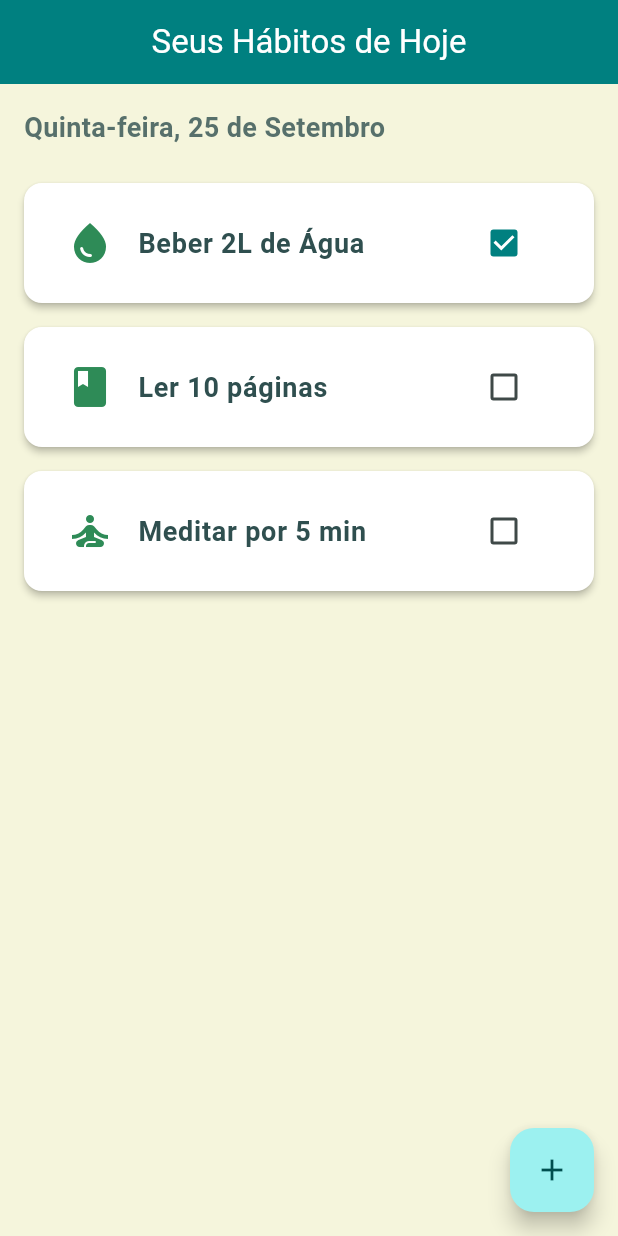
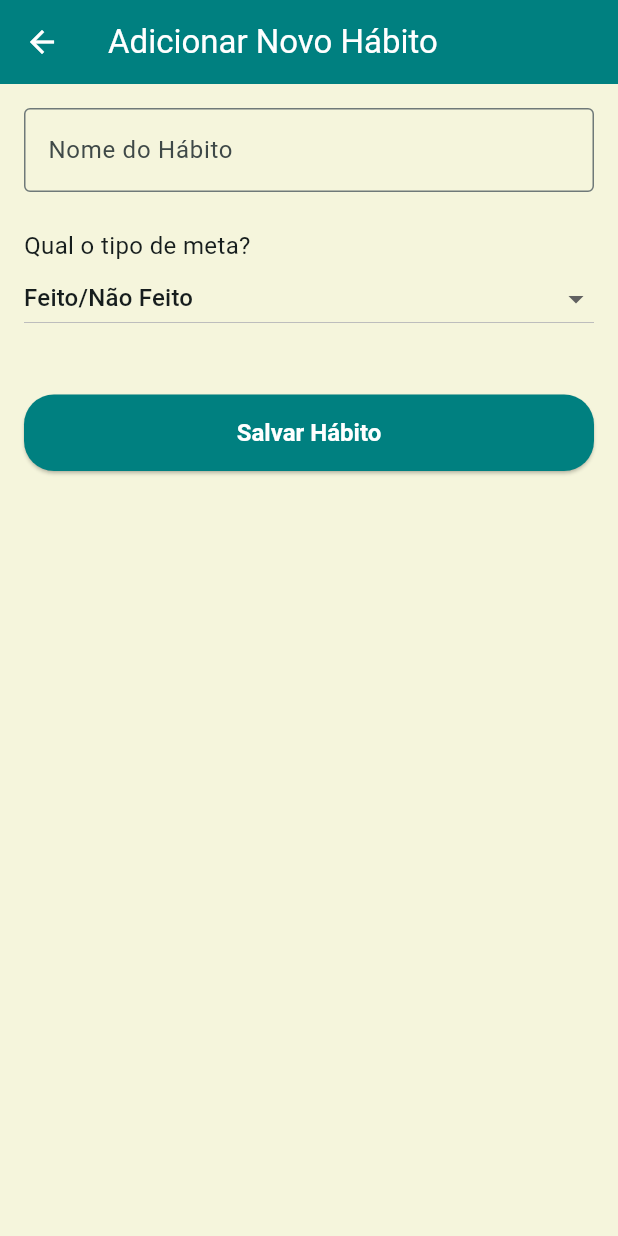
Before and after one commit to arielm11/habitflow, a Flutter app: the HomePage screen opened directly, after a tap on the "add" icon, on a phone screen of 412 x 824 dp. Run offline on Flutter 3.47's test engine with Material 3 defaults, Android fonts, the phone set to English and light mode, and no system bars; our stand-ins replace shared_preferences, smooth_page_indicator, sqflite; accounts and stored records are empty.

Commit message:
feat: Add Create & Read Habits
Adicionando a função de cadastrar hábitos no banco de dados local do dispositivo via SQLite e função de Listar os hábitos cadastrados no dispositivo.

```diff
--- a/lib/data/database/database_helper.dart
+++ b/lib/data/database/database_helper.dart
@@ -29,5 +29,30 @@ class DatabaseHelper {
         version: _databaseVersion, onCreate: _onCreate);
   }
 
-  //
+  // Criando Tabela
+  Future _onCreate(Database db, int version) async {
+    await db.execute('''
+      CREATE TABLE $tableHabitos (
+        id INTEGER PRIMARY KEY AUTOINCREMENT,
+        nome TEXT NOT NULL,
+        tipoMeta TEXT NOT NULL,
+        metaValor TEXT,
+        ativo INTEGER NOT NULL
+      )
+    ''');
+  }
+
+  // Métodos CRUD
+
+  // C - Create:  Inserir um novo hábito no banco de dados
+  Future<int> insertHabit(Map<String, dynamic> row) async {
+    Database db = await instance.database;
+    return await db.insert(tableHabitos, row);
+  }
+
+  // R - Read: Ler todos os habitos
+  Future<List<Map<String, dynamic>>> queryAllHabits() async {
+    Database db = await instance.database;
+    return await db.query(tableHabitos, orderBy: "id DESC");
+  }
 }
--- /dev/null
+++ b/lib/screens/add_habit_screen.dart
@@ -0,0 +1,115 @@
+// lib/screens/add_habit_screen.dart
+
+import 'package:flutter/material.dart';
+import 'package:habitflow/data/database/database_helper.dart';
+import 'package:habitflow/data/models/habito_model.dart';
+import 'package:habitflow/utils/app_colors.dart';
+
+class AddHabitScreen extends StatefulWidget {
+  const AddHabitScreen({super.key});
+
+  @override
+  State<AddHabitScreen> createState() => _AddHabitScreenState();
+}
+
+class _AddHabitScreenState extends State<AddHabitScreen> {
+  // Chave global para identificar e validar nosso formulário.
+  final _formKey = GlobalKey<FormState>();
+  // Controlador para o campo de texto do nome.
+  final _nameController = TextEditingController();
+
+  // Variável para guardar o tipo de meta selecionado.
+  // Começa com 'Feito/Não Feito' como padrão.
+  String _selectedGoalType = 'Feito/Não Feito';
+
+  // Função para salvar o hábito no banco de dados.
+  Future<void> _saveHabit() async {
+    // Primeiro, validamos o formulário. Se não for válido, não fazemos nada.
+    if (_formKey.currentState!.validate()) {
+      // Criamos um novo objeto Habito com os dados do formulário.
+      final newHabit = Habito(
+        nome: _nameController.text,
+        tipoMeta: _selectedGoalType,
+        ativo: true, // Todo novo hábito começa como ativo.
+      );
+
+      // Usamos nosso DatabaseHelper para inserir o hábito.
+      await DatabaseHelper.instance.insertHabit(newHabit.toMap());
+
+      // Se o widget ainda estiver na "árvore" de widgets (ou seja, a tela ainda existe),
+      // voltamos para a tela anterior.
+      if (mounted) {
+        Navigator.of(context).pop();
+      }
+    }
+  }
+
+  @override
+  Widget build(BuildContext context) {
+    return Scaffold(
+      appBar: AppBar(
+        title: const Text('Adicionar Novo Hábito'),
+      ),
+      body: Padding(
+        padding: const EdgeInsets.all(16.0),
+        child: Form(
+          key: _formKey,
+          child: Column(
+            crossAxisAlignment: CrossAxisAlignment.stretch,
+            children: [
+              // --- CAMPO DE TEXTO PARA O NOME DO HÁBITO ---
+              TextFormField(
+                controller: _nameController,
+                decoration: const InputDecoration(
+                  labelText: 'Nome do Hábito',
+                  hintText: 'Ex: Beber água, Ler um livro',
+                  border: OutlineInputBorder(),
+                ),
+                // Validador para garantir que o campo não está vazio.
+                validator: (value) {
+                  if (value == null || value.isEmpty) {
+                    return 'Por favor, insira um nome para o hábito.';
+                  }
+                  return null;
+                },
+              ),
+              const SizedBox(height: 24),
+
+              // --- SELETOR PARA O TIPO DE META ---
+              const Text('Qual o tipo de meta?',
+                  style: TextStyle(fontSize: 16)),
+              DropdownButton<String>(
+                value: _selectedGoalType,
+                isExpanded: true,
+                items: <String>['Feito/Não Feito', 'Meta Numérica', 'Duração']
+                    .map<DropdownMenuItem<String>>((String value) {
+                  return DropdownMenuItem<String>(
+                    value: value,
+                    child: Text(value),
+                  );
+                }).toList(),
+                onChanged: (String? newValue) {
+                  setState(() {
+                    _selectedGoalType = newValue!;
+                  });
+                },
+              ),
+              const SizedBox(height: 40),
+
+              // --- BOTÃO DE SALVAR ---
+              ElevatedButton(
+                onPressed: _saveHabit,
+                style: ElevatedButton.styleFrom(
+                  backgroundColor: AppColors.teal,
+                  foregroundColor: Colors.white,
+                  padding: const EdgeInsets.symmetric(vertical: 16),
+                ),
+                child: const Text('Salvar Hábito'),
+              ),
+            ],
+          ),
+        ),
+      ),
+    );
+  }
+}
--- a/lib/screens/home_page.dart
+++ b/lib/screens/home_page.dart
@@ -1,6 +1,9 @@
 import 'package:flutter/material.dart';
+import 'package:habitflow/data/database/database_helper.dart';
+import 'package:habitflow/data/models/habito_model.dart';
+import 'package:habitflow/screens/add_habit_screen.dart';
 import 'package:habitflow/utils/app_colors.dart';
-import 'package:habitflow/widgets/habit_card.dart'; // Importando nosso novo widget
+import 'package:habitflow/widgets/habit_card.dart';
 
 class HomePage extends StatefulWidget {
   const HomePage({super.key});
@@ -10,15 +13,28 @@ class HomePage extends StatefulWidget {
 }
 
 class _HomePageState extends State<HomePage> {
-  final List<Map<String, dynamic>> _habits = [
-    {'name': 'Beber 2L de Água', 'icon': Icons.water_drop, 'isCompleted': true},
-    {'name': 'Ler 10 páginas', 'icon': Icons.book, 'isCompleted': false},
-    {
-      'name': 'Meditar por 5 min',
-      'icon': Icons.self_improvement,
-      'isCompleted': false
-    },
-  ];
+  late Future<List<Habito>> _habitsFuture;
+
+  @override
+  void initState() {
+    super.initState();
+    _loadHabits();
+  }
+
+  void _loadHabits() {
+    setState(() {
+      _habitsFuture = DatabaseHelper.instance.queryAllHabits().then((maps) {
+        return maps.map((map) => Habito.fromMap(map)).toList();
+      });
+    });
+  }
+
+  void _navigateToAddHabit() async {
+    await Navigator.of(context).push(
+      MaterialPageRoute(builder: (context) => const AddHabitScreen()),
+    );
+    _loadHabits();
+  }
 
   @override
   Widget build(BuildContext context) {
@@ -45,30 +61,56 @@ class _HomePageState extends State<HomePage> {
 
           // --- LISTA DE HÁBITOS ---
           Expanded(
-            child: ListView.builder(
-              itemCount: _habits.length, // O número de itens na lista
-              itemBuilder: (context, index) {
-                final habit = _habits[index];
-                return HabitCard(
-                  habitName: habit['name'],
-                  icon: habit['icon'],
-                  isCompleted: habit['isCompleted'],
-                  onChanged: (newValue) {
-                    // setState atualiza a tela quando um valor muda.
-                    setState(() {
-                      _habits[index]['isCompleted'] = newValue ?? false;
-                    });
-                  },
-                );
+            // USANDO O FUTUREBUILDER:
+            // Este widget constrói a interface com base no estado da nossa 'Future'.
+            child: FutureBuilder<List<Habito>>(
+              future: _habitsFuture,
+              builder: (context, snapshot) {
+                // 1. Enquanto os dados estão carregando:
+                if (snapshot.connectionState == ConnectionState.waiting) {
+                  return const Center(child: CircularProgressIndicator());
+                }
+                // 2. Se ocorrer um erro:
+                else if (snapshot.hasError) {
+                  return Center(child: Text("Erro: ${snapshot.error}"));
+                }
+                // 3. Se os dados chegarem com sucesso, mas a lista estiver vazia:
+                else if (!snapshot.hasData || snapshot.data!.isEmpty) {
+                  return const Center(
+                    child: Text(
+                      "Você ainda não tem hábitos.\nClique no '+' para adicionar o primeiro!",
+                      textAlign: TextAlign.center,
+                      style: TextStyle(fontSize: 18, color: AppColors.graphite),
+                    ),
+                  );
+                }
+                // 4. Se os dados chegarem com sucesso e a lista não estiver vazia:
+                else {
+                  final habits = snapshot.data!;
+                  return ListView.builder(
+                    itemCount: habits.length,
+                    itemBuilder: (context, index) {
+                      final habit = habits[index];
+                      return HabitCard(
+                        habitName: habit.nome,
+                        // Ícone de exemplo por enquanto
+                        icon: Icons.check_circle_outline,
+                        // Estado do checkbox de exemplo por enquanto
+                        isCompleted: false,
+                        onChanged: (newValue) {
+                          // Lógica para atualizar o progresso virá aqui.
+                        },
+                      );
+                    },
+                  );
+                }
               },
             ),
           ),
         ],
       ),
       floatingActionButton: FloatingActionButton(
-        onPressed: () {
-          // Lógica para adicionar um novo hábito
-        },
+        onPressed: _navigateToAddHabit, // Chama a nova função de navegação
         tooltip: 'Adicionar Hábito',
         child: const Icon(Icons.add),
       ),
```
